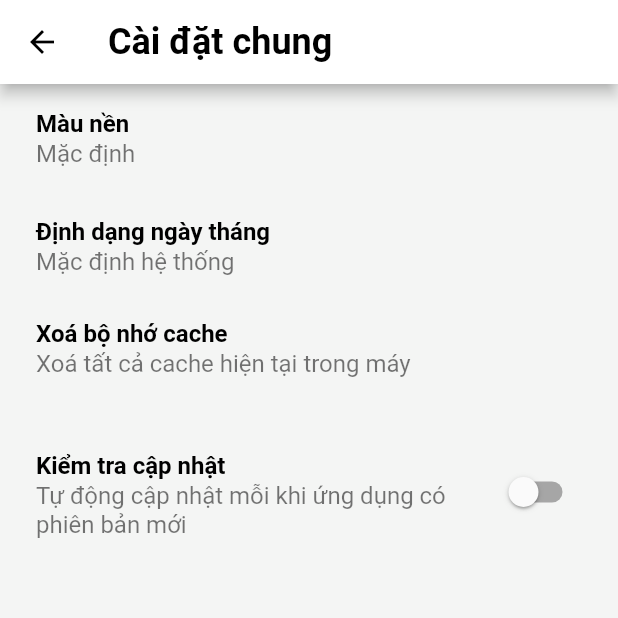
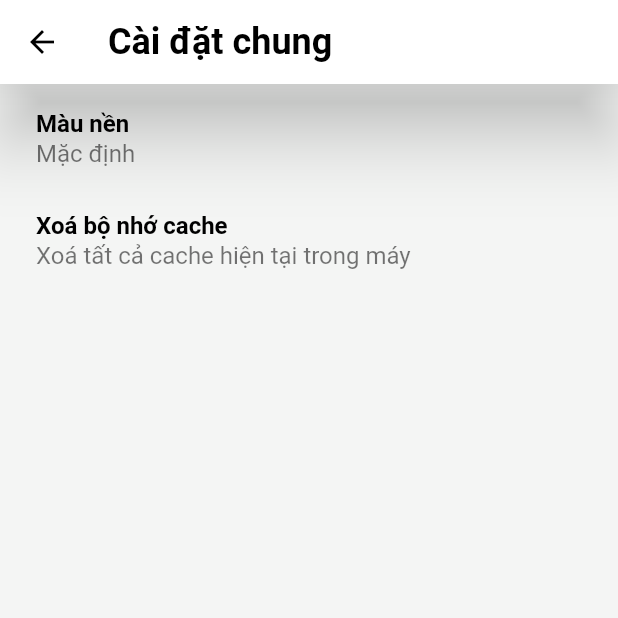
Before and after one commit to viviethoang99/irohasu, a Flutter app: the screen it shows after launch, item 4 of the bottom bar chosen, after a tap on "Cài đặt chung", on a phone screen of 412 x 824 dp, the top half of it. Run offline on Flutter 3.47's test engine with Material 2 defaults, Android fonts, the phone set to English and light mode, and no system bars; our stand-ins replace bloc, bottom_navy_bar, cached_network_image, dio, equatable, extended_image and 5 more; missing offline and left inert: flutter_webview_plugin; accounts and stored records are empty; generated files the repository leaves out were written again; network calls fail; project files that could hold a hidden picture were left out.

Commit message:
docs: add image to README.MD and style: Hide the screen not used

```diff
--- a/lib/src/blocs/list_manga_bloc/list_manga_bloc.dart
+++ b/lib/src/blocs/list_manga_bloc/list_manga_bloc.dart
@@ -40,7 +40,6 @@ class ListMangaBloc extends Bloc<ListMangaEvent, ListMangaState> {
     ListMangaState currentState,
     int page,
   ) async* {
-    try {
     if (currentState is InitialListMangaState) {
       yield ListMangaLoadingState();
       final data = await _listRepo.fetchListManga(page: page);
@@ -59,9 +58,6 @@ class ListMangaBloc extends Bloc<ListMangaEvent, ListMangaState> {
               hasReachedEnd: false,
               page: currentState.page += 1);
     }
-    } catch (exception) {
-      yield ListMangaFailureState(msg: exception.toString());
-    }
   }
 
   Stream<ListMangaState> _initialEventToState(
@@ -74,7 +70,7 @@ class ListMangaBloc extends Bloc<ListMangaEvent, ListMangaState> {
         final data = await _listRepo.fetchListManga(page: page);
         yield ListMangaLoadedState(
           data: data,
-          hasReachedEnd: data.length < 20 ? true :false,
+          hasReachedEnd: data.length < 20 ? true : false,
           page: data.length < 20 ? page : page + 1,
         );
       }
@@ -92,10 +88,10 @@ class ListMangaBloc extends Bloc<ListMangaEvent, ListMangaState> {
       final data = await _listRepo.fetchListManga(page: page);
       yield ListMangaLoadedState(
         data: data,
-        hasReachedEnd: data.length < 20 ? true :false,
+        hasReachedEnd: data.length < 20 ? true : false,
         page: data.length < 20 ? page : page + 1,
       );
-    } catch(e) {
+    } catch (e) {
       yield ListMangaFailureState(msg: e.toString());
     }
   }
--- a/lib/src/blocs/manga_detail_bloc/manga_detail_bloc.dart
+++ b/lib/src/blocs/manga_detail_bloc/manga_detail_bloc.dart
@@ -79,7 +79,7 @@ class MangaDetailBloc extends Bloc<MangaDetailEvent, MangaDetailState> {
         return manga;
       }).toList();
     } else {
-      resultList = dataCache;
+      return dataCache;
     }
     return resultList;
   }
--- a/lib/src/screens/library_screen/library_screen.dart
+++ b/lib/src/screens/library_screen/library_screen.dart
@@ -3,8 +3,8 @@ import 'package:flutter_bloc/flutter_bloc.dart';
 
 import '../../blocs/list_manga_library_bloc/list_manga_library_bloc.dart';
 import '../../components/loading_screen.dart';
-import '../../screens/home_screens/widget/appbar_widget.dart';
-import '../../screens/home_screens/widget/item_manga.dart';
+import '../home_screens/widget/appbar_widget.dart';
+import '../home_screens/widget/item_manga.dart';
 
 class LibraryScreen extends StatefulWidget {
   @override
--- a/lib/src/screens/setting_screen/setting_screen.dart
+++ b/lib/src/screens/setting_screen/setting_screen.dart
@@ -1,6 +1,6 @@
 import 'package:flutter/material.dart';
-import '../../screens/setting_screen/widget/general_page.dart';
-import '../../screens/setting_screen/widget/setting_chapter.dart';
+import '../setting_screen/widget/general_page.dart';
+import '../setting_screen/widget/setting_chapter.dart';
 
 class SettingScreen extends StatelessWidget {
   @override
@@ -9,14 +9,14 @@ class SettingScreen extends StatelessWidget {
     return Scaffold(
       backgroundColor: theme.backgroundColor,
       appBar: AppBar(
-        elevation: 0,
+        elevation: 20,
         brightness: Brightness.light,
-        backgroundColor: Colors.grey.shade200,
+        backgroundColor: theme.accentColor,
         iconTheme: const IconThemeData(color: Colors.black),
-        title: const Text(
+        title: Text(
           'Cài đặt',
           style: TextStyle(
-            color: Colors.black,
+            color: theme.primaryColor,
             fontWeight: FontWeight.bold,
           ),
         ),
@@ -29,14 +29,16 @@ class SettingScreen extends StatelessWidget {
               shape: RoundedRectangleBorder(
                 borderRadius: BorderRadius.circular(10.0),
               ),
-              margin: const EdgeInsets.all(8),
+              margin: const EdgeInsets.only(
+                top: 15,
+                bottom: 8,
+                left: 8,
+                right: 8,
+              ),
               color: theme.buttonColor,
-              child: ListTile(
-                onTap: () {
-                  // TODO
-                  print('Test app');
-                },
-                title: const Text(
+              child: const ListTile(
+                onTap: null, // TO DO
+                title: Text(
                   'Khách lạ',
                   style: TextStyle(
                     color: Colors.white,
@@ -44,11 +46,11 @@ class SettingScreen extends StatelessWidget {
                     fontWeight: FontWeight.bold,
                   ),
                 ),
-                leading: const CircleAvatar(
+                leading: CircleAvatar(
                   backgroundImage:
                       AssetImage('assets/images/default_image.jpeg'),
                 ),
-                trailing: const Icon(
+                trailing: Icon(
                   Icons.edit,
                   color: Colors.white,
                 ),
@@ -76,19 +78,19 @@ class SettingScreen extends StatelessWidget {
                     leading: const Icon(Icons.tune),
                     trailing: const Icon(Icons.keyboard_arrow_right),
                   ),
-                  const _BuildDivider(),
-                  ListTile(
-                    onTap: () {
-                      // TODO
-                      print('Test app');
-                    },
-                    title: Text(
-                      'Thư viện',
-                      style: theme.textTheme.bodyText1,
-                    ),
-                    leading: const Icon(Icons.local_library),
-                    trailing: const Icon(Icons.keyboard_arrow_right),
-                  ),
+                  // const _BuildDivider(),
+                  // ListTile(
+                  //   onTap: () {
+                  //     // TODO
+                  //     print('Test app');
+                  //   },
+                  //   title: Text(
+                  //     'Thư viện',
+                  //     style: theme.textTheme.bodyText1,
+                  //   ),
+                  //   leading: const Icon(Icons.local_library),
+                  //   trailing: const Icon(Icons.keyboard_arrow_right),
+                  // ),
                   const _BuildDivider(),
                   ListTile(
                     onTap: () {
@@ -103,25 +105,19 @@ class SettingScreen extends StatelessWidget {
                     leading: const Icon(Icons.description),
                     trailing: const Icon(Icons.keyboard_arrow_right),
                   ),
+                  // const _BuildDivider(),
+                  // ListTile(
+                  //   onTap: null, // TO DO
+                  //   title: Text(
+                  //     'Tải xuống',
+                  //     style: theme.textTheme.bodyText1,
+                  //   ),
+                  //   leading: const Icon(Icons.file_download),
+                  //   trailing: const Icon(Icons.keyboard_arrow_right),
+                  // ),
                   const _BuildDivider(),
                   ListTile(
-                    onTap: () {
-                      // TODO
-                      print('Test app');
-                    },
-                    title: Text(
-                      'Tải xuống',
-                      style: theme.textTheme.bodyText1,
-                    ),
-                    leading: const Icon(Icons.file_download),
-                    trailing: const Icon(Icons.keyboard_arrow_right),
-                  ),
-                  const _BuildDivider(),
-                  ListTile(
-                    onTap: () {
-                      // TODO
-                      print('Test app');
-                    },
+                    onTap: null, // TO DO
                     title: Text(
                       'Thông tin',
                       style: theme.textTheme.bodyText1,
--- a/lib/src/screens/setting_screen/widget/general_page.dart
+++ b/lib/src/screens/setting_screen/widget/general_page.dart
@@ -45,6 +45,7 @@ class _GeneralSettingState extends State<GeneralSetting> {
       backgroundColor: theme.backgroundColor,
       appBar: AppBar(
         backgroundColor: theme.accentColor,
+        elevation: 20,
         title: Text(
           'Cài đặt chung',
           style: theme.textTheme.headline5,
@@ -77,29 +78,26 @@ class _GeneralSettingState extends State<GeneralSetting> {
                   _listTheme[state.optionSelect].name ?? _listTheme[0].name,
                   style: theme.textTheme.subtitle1,
                 );
-                }
-
+              }),
             ),
-            ),
-            ListTile(
-                onTap: () {
-                  //TODO
-                },
-                title: Text(
-                  'Định dạng ngày tháng',
-                  style: TextStyle(
-                      fontWeight: FontWeight.bold,
-                      color: theme.primaryColor),
-                ),
-                subtitle: Text('Mặc định hệ thống',
-                    style: theme.textTheme.subtitle1)),
+            // ListTile(
+            //   onTap: () {
+            //     //TODO
+            //   },
+            //   title: Text(
+            //     'Định dạng ngày tháng',
+            //     style: TextStyle(
+            //         fontWeight: FontWeight.bold, color: theme.primaryColor),
+            //   ),
+            //   subtitle:
+            //       Text('Mặc định hệ thống', style: theme.textTheme.subtitle1),
+            // ),
             ListTile(
               onTap: _clearCache,
               title: Text(
                 'Xoá bộ nhớ cache',
                 style: TextStyle(
-                    fontWeight: FontWeight.bold,
-                    color: theme.primaryColor),
+                    fontWeight: FontWeight.bold, color: theme.primaryColor),
               ),
               subtitle: Text(
                 'Xoá tất cả cache hiện tại trong máy',
@@ -107,32 +105,31 @@ class _GeneralSettingState extends State<GeneralSetting> {
               ),
               isThreeLine: true,
             ),
-            ListTile(
-              onTap: () {
-                //TODO
-              },
-              title: Text(
-                'Kiểm tra cập nhật',
-                style: TextStyle(
-                    fontWeight: FontWeight.bold,
-                    color: theme.primaryColor),
-              ),
-              subtitle: Text(
-                'Tự động cập nhật mỗi khi ứng dụng có '
-                'phiên bản mới',
-                style: theme.textTheme.subtitle1,
-              ),
-              isThreeLine: true,
-              trailing: Switch(
-                activeColor: theme.buttonColor,
-                value: switchValue,
-                onChanged: (state) {
-                  setState(() {
-                    switchValue = !switchValue;
-                  });
-                },
-              ),
-            ),
+            // ListTile(
+            //   onTap: () {
+            //     //TODO
+            //   },
+            //   title: Text(
+            //     'Kiểm tra cập nhật',
+            //     style: TextStyle(
+            //         fontWeight: FontWeight.bold, color: theme.primaryColor),
+            //   ),
+            //   subtitle: Text(
+            //     'Tự động cập nhật mỗi khi ứng dụng có '
+            //     'phiên bản mới',
+            //     style: theme.textTheme.subtitle1,
+            //   ),
+            //   isThreeLine: true,
+            //   trailing: Switch(
+            //     activeColor: theme.buttonColor,
+            //     value: switchValue,
+            //     onChanged: (state) {
+            //       setState(() {
+            //         switchValue = !switchValue;
+            //       });
+            //     },
+            //   ),
+            // ),
           ],
         ),
       ),
--- a/lib/src/screens/setting_screen/widget/setting_chapter.dart
+++ b/lib/src/screens/setting_screen/widget/setting_chapter.dart
@@ -19,6 +19,7 @@ class _SettingChapterState extends State<SettingChapter> {
     return Scaffold(
       backgroundColor: theme.backgroundColor,
       appBar: AppBar(
+        elevation: 20,
         backgroundColor: theme.accentColor,
         title: Text(
           Content.settings,
```
Also changed, not shown: lib/src/screens/index_screen/index_screen.dart (+4 -4 lines), .github/readme-images/search.png (added), .github/readme-images/webtoon.png (added), 1 other file. Lines whose indentation alone changed are shown as unchanged.
